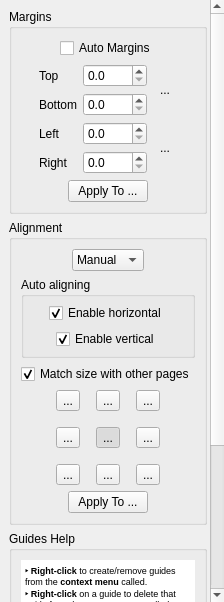
Old version of the form filters/page_layout/ui/PageLayoutOptionsWidget.ui in the repository 4lex4/scantailor-advanced.
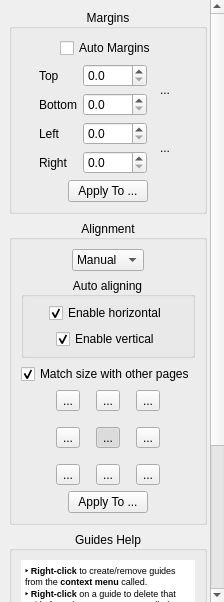
New version of the form. Icons and pictures are not drawn. Custom widgets are drawn as their Qt base class.

Diff of the .ui file:
```diff
--- a/filters/page_layout/ui/PageLayoutOptionsWidget.ui
+++ b/filters/page_layout/ui/PageLayoutOptionsWidget.ui
@@ -44,7 +44,7 @@
       <property name="geometry">
        <rect>
         <x>0</x>
-        <y>-202</y>
+        <y>0</y>
         <width>209</width>
         <height>804</height>
        </rect>
@@ -55,6 +55,9 @@
          <property name="title">
           <string>Margins</string>
          </property>
+         <property name="alignment">
+          <set>Qt::AlignCenter</set>
+         </property>
          <layout class="QVBoxLayout" name="verticalLayout">
           <item>
            <layout class="QHBoxLayout" name="horizontalLayout">
@@ -300,6 +303,9 @@
          <property name="title">
           <string>Alignment</string>
          </property>
+         <property name="alignment">
+          <set>Qt::AlignCenter</set>
+         </property>
          <layout class="QVBoxLayout" name="verticalLayout_2">
           <property name="topMargin">
            <number>9</number>
@@ -364,6 +370,9 @@
             <property name="title">
              <string>Auto aligning</string>
             </property>
+            <property name="alignment">
+             <set>Qt::AlignCenter</set>
+            </property>
             <layout class="QVBoxLayout" name="verticalLayout_3">
              <property name="leftMargin">
               <number>6</number>
@@ -798,6 +807,9 @@
          <property name="title">
           <string>Guides Help</string>
          </property>
+         <property name="alignment">
+          <set>Qt::AlignCenter</set>
+         </property>
          <layout class="QVBoxLayout" name="verticalLayout_6">
           <property name="sizeConstraint">
            <enum>QLayout::SetDefaultConstraint</enum>
```
